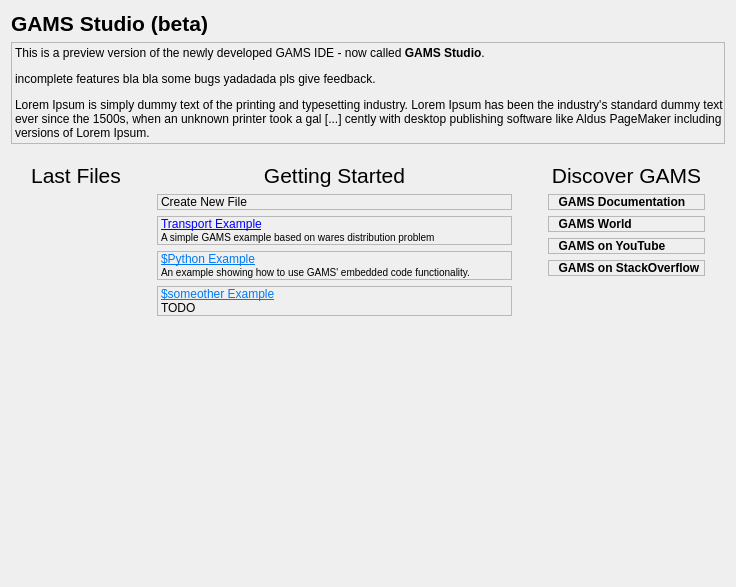
Qt form src/welcomepage.ui (GAMS-dev/studio) before a commit.
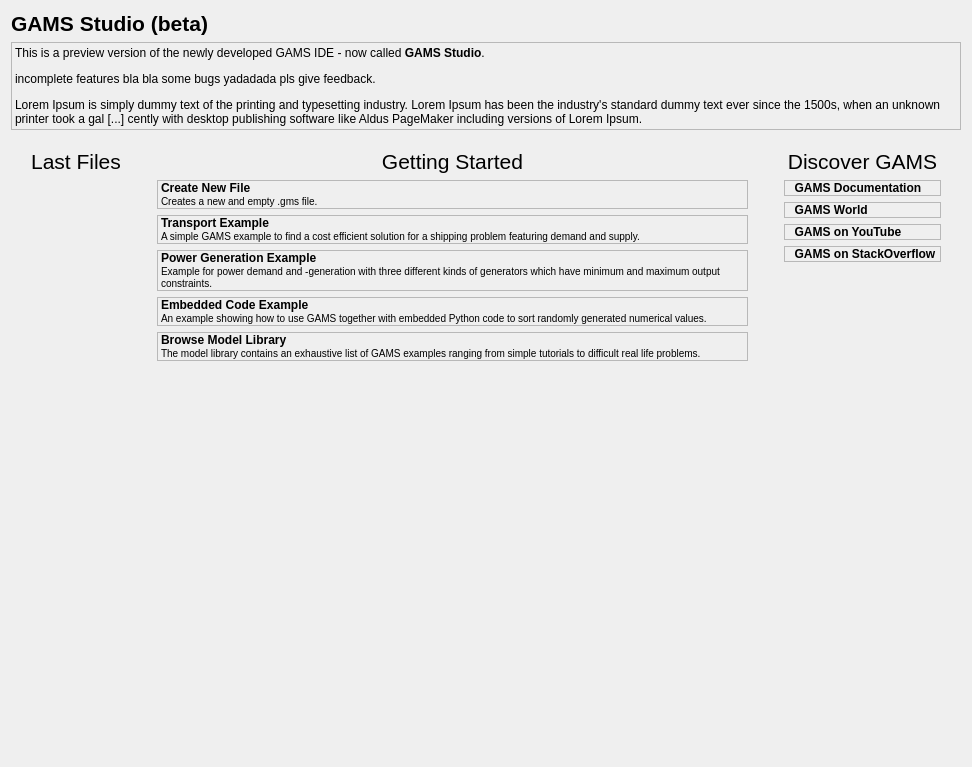
The same form after that commit. Icons and pictures are not drawn. Custom widgets are drawn as their Qt base class.

The edit to the form file:
```diff
--- a/src/welcomepage.ui
+++ b/src/welcomepage.ui
@@ -6,8 +6,8 @@
    <rect>
     <x>0</x>
     <y>0</y>
-    <width>736</width>
-    <height>587</height>
+    <width>972</width>
+    <height>767</height>
    </rect>
   </property>
   <property name="minimumSize">
@@ -210,10 +210,10 @@
               <enum>QFrame::StyledPanel</enum>
              </property>
              <property name="frameShadow">
-              <enum>QFrame::Sunken</enum>
+              <enum>QFrame::Plain</enum>
              </property>
              <property name="text">
-              <string>Create New File</string>
+              <string>&lt;html&gt;&lt;head/&gt;&lt;body&gt;&lt;p&gt;&lt;span style=&quot; font-weight:600;&quot;&gt;Create New File&lt;/span&gt;&lt;br&gt;&lt;small&gt;Creates a new and empty .gms file.&lt;/small&gt;&lt;/p&gt;&lt;/body&gt;&lt;/html&gt;</string>
              </property>
              <property name="textFormat">
               <enum>Qt::AutoText</enum>
@@ -224,7 +224,7 @@
             </widget>
            </item>
            <item>
-            <widget class="QLabel" name="label_transport">
+            <widget class="gams::studio::WpLabel" name="label_trnsport">
              <property name="sizePolicy">
               <sizepolicy hsizetype="Preferred" vsizetype="Preferred">
                <horstretch>0</horstretch>
@@ -235,10 +235,10 @@
               <enum>QFrame::StyledPanel</enum>
              </property>
              <property name="frameShadow">
-              <enum>QFrame::Sunken</enum>
+              <enum>QFrame::Plain</enum>
              </property>
              <property name="text">
-              <string>&lt;html&gt;&lt;head/&gt;&lt;body&gt;&lt;p&gt;&lt;a href=&quot;trnsport&quot;&gt;Transport Example&lt;/a&gt;&lt;br/&gt;&lt;span style=&quot; font-size:small;&quot;&gt;A simple GAMS example based on wares distribution problem&lt;/span&gt;&lt;/p&gt;&lt;/body&gt;&lt;/html&gt;</string>
+              <string>&lt;html&gt;&lt;head/&gt;&lt;body&gt;&lt;p&gt;&lt;span style=&quot; font-weight:600;&quot;&gt;Transport Example&lt;/span&gt;&lt;br/&gt;&lt;span style=&quot; font-size:small;&quot;&gt;A simple GAMS example to find a cost efficient solution for a shipping problem featuring demand and supply.&lt;/span&gt;&lt;/p&gt;&lt;/body&gt;&lt;/html&gt;</string>
              </property>
              <property name="wordWrap">
               <bool>true</bool>
@@ -249,15 +249,15 @@
             </widget>
            </item>
            <item>
-            <widget class="QLabel" name="label_python">
+            <widget class="gams::studio::WpLabel" name="label_magic">
              <property name="frameShape">
               <enum>QFrame::StyledPanel</enum>
              </property>
              <property name="frameShadow">
-              <enum>QFrame::Sunken</enum>
+              <enum>QFrame::Plain</enum>
              </property>
              <property name="text">
-              <string>&lt;html&gt;&lt;head/&gt;&lt;body&gt;&lt;p&gt;&lt;a href=&quot;python&quot;&gt;&lt;span style=&quot; text-decoration: underline; color:#007af4;&quot;&gt;$Python Example&lt;/span&gt;&lt;/a&gt;&lt;br/&gt;&lt;span style=&quot; font-size:small;&quot;&gt;An example showing how to use GAMS' embedded code functionality.&lt;/span&gt;&lt;/p&gt;&lt;/body&gt;&lt;/html&gt;</string>
+              <string>&lt;html&gt;&lt;head/&gt;&lt;body&gt;&lt;p&gt;&lt;span style=&quot; font-weight:600;&quot;&gt;Power Generation Example&lt;/span&gt;&lt;br/&gt;&lt;small&gt;Example for power demand and -generation with three different kinds of generators which have minimum and maximum output constraints.&lt;/small&gt;&lt;/p&gt;&lt;/body&gt;&lt;/html&gt;</string>
              </property>
              <property name="wordWrap">
               <bool>true</bool>
@@ -268,21 +268,49 @@
             </widget>
            </item>
            <item>
-            <widget class="QLabel" name="label_example3">
+            <widget class="gams::studio::WpLabel" name="label_embeddedSort">
              <property name="frameShape">
               <enum>QFrame::StyledPanel</enum>
              </property>
              <property name="frameShadow">
-              <enum>QFrame::Sunken</enum>
+              <enum>QFrame::Plain</enum>
              </property>
              <property name="text">
-              <string>&lt;html&gt;&lt;head/&gt;&lt;body&gt;&lt;p&gt;&lt;a href=&quot;link&quot;&gt;&lt;span style=&quot; text-decoration: underline; color:#007af4;&quot;&gt;$someother Example&lt;/span&gt;&lt;/a&gt;&lt;br/&gt;TODO&lt;/p&gt;&lt;/body&gt;&lt;/html&gt;</string>
+              <string>&lt;html&gt;&lt;head/&gt;&lt;body&gt;&lt;p&gt;&lt;span style=&quot; font-weight:600;&quot;&gt;Embedded Code Example&lt;/span&gt;&lt;br/&gt;&lt;span style=&quot; font-size:small;&quot;&gt;An example showing how to use GAMS together with embedded Python code to sort randomly generated numerical values.&lt;/span&gt;&lt;/p&gt;&lt;/body&gt;&lt;/html&gt;</string>
              </property>
              <property name="wordWrap">
               <bool>true</bool>
              </property>
              <property name="margin">
               <number>8</number>
+             </property>
+             <property name="modlib" stdset="0">
+              <string>embeddedSort</string>
+             </property>
+            </widget>
+           </item>
+           <item>
+            <widget class="gams::studio::WpLabel" name="label_browseLib">
+             <property name="mouseTracking">
+              <bool>true</bool>
+             </property>
+             <property name="frameShape">
+              <enum>QFrame::StyledPanel</enum>
+             </property>
+             <property name="frameShadow">
+              <enum>QFrame::Plain</enum>
+             </property>
+             <property name="text">
+              <string>&lt;html&gt;&lt;head/&gt;&lt;body&gt;&lt;p&gt;&lt;span style=&quot; font-weight:600;&quot;&gt;Browse Model Library&lt;/span&gt;&lt;br/&gt;&lt;small&gt;The model library contains an exhaustive list of GAMS examples ranging from simple tutorials to difficult real life problems.&lt;/small&gt;&lt;/p&gt;&lt;/body&gt;&lt;/html&gt;</string>
+             </property>
+             <property name="wordWrap">
+              <bool>true</bool>
+             </property>
+             <property name="margin">
+              <number>8</number>
+             </property>
+             <property name="action" stdset="0">
+              <string>browseModLib</string>
              </property>
             </widget>
            </item>
@@ -396,6 +424,9 @@
              <property name="frameShape">
               <enum>QFrame::StyledPanel</enum>
              </property>
+             <property name="frameShadow">
+              <enum>QFrame::Plain</enum>
+             </property>
              <property name="text">
               <string>&lt;html&gt;&lt;head/&gt;&lt;body&gt;&lt;p&gt;&lt;img src=&quot;:/img/gamsworld_16x16.gif&quot;/&gt;&lt;span style=&quot; font-weight:600;&quot;&gt;&amp;nbsp;&amp;nbsp;GAMS World&lt;/span&gt;&lt;/p&gt;&lt;/body&gt;&lt;/html&gt;</string>
              </property>
```
Left out of the diff: 37 changed lines with no effect on the pictures.
